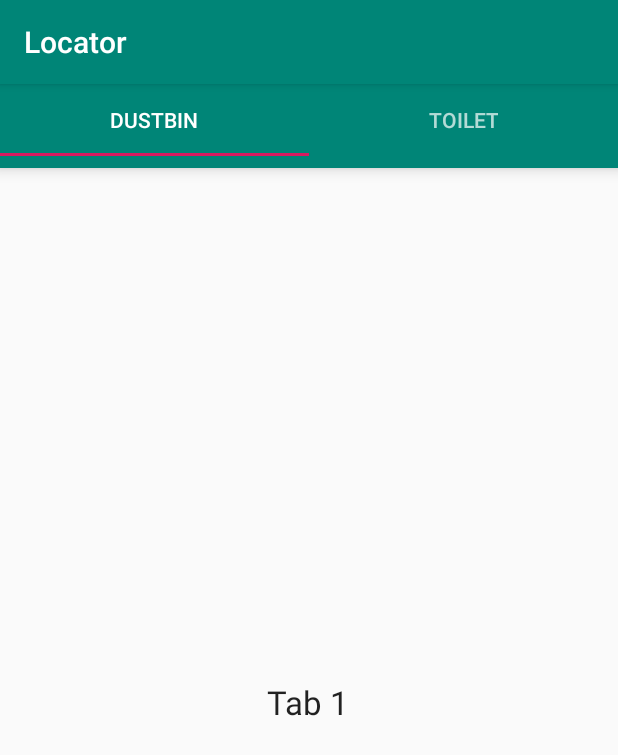
After one commit to tanvir-durlove/Locator, an Android app: the OfflineContent screen opened directly, with no data from a screen before it, on a phone screen of 412 x 824 dp. The commit adds this screen. Shown: the top 755 px of the screen. Run offline under Robolectric (Android 15) with nearby library versions, the phone set to English and light mode, and no system bars.

Commit message:
Offline Location Base Added

```diff
--- /dev/null
+++ b/app/src/main/java/rifat/finalproject/locator/OfflineContent.java
@@ -0,0 +1,45 @@
+package rifat.finalproject.locator;
+
+import android.os.Bundle;
+import android.support.design.widget.TabLayout;
+import android.support.v4.view.ViewPager;
+import android.support.v7.app.AppCompatActivity;
+import android.view.Menu;
+import android.view.MenuItem;
+
+
+public class OfflineContent extends AppCompatActivity {
+
+    @Override
+    protected void onCreate(Bundle savedInstanceState) {
+        super.onCreate(savedInstanceState);
+        setContentView(R.layout.activity_offline_content);
+
+        TabLayout tabLayout = (TabLayout) findViewById(R.id.tab_layout);
+        tabLayout.addTab(tabLayout.newTab().setText("Dustbin"));
+        tabLayout.addTab(tabLayout.newTab().setText("Toilet"));
+        tabLayout.setTabGravity(TabLayout.GRAVITY_FILL);
+
+        final ViewPager viewPager = (ViewPager) findViewById(R.id.pager);
+        final PagerAdapter adapter = new PagerAdapter
+                (getSupportFragmentManager(), tabLayout.getTabCount());
+        viewPager.setAdapter(adapter);
+        viewPager.addOnPageChangeListener(new TabLayout.TabLayoutOnPageChangeListener(tabLayout));
+        tabLayout.setOnTabSelectedListener(new TabLayout.OnTabSelectedListener() {
+            @Override
+            public void onTabSelected(TabLayout.Tab tab) {
+                viewPager.setCurrentItem(tab.getPosition());
+            }
+
+            @Override
+            public void onTabUnselected(TabLayout.Tab tab) {
+
+            }
+
+            @Override
+            public void onTabReselected(TabLayout.Tab tab) {
+
+            }
+        });
+    }
+}
--- /dev/null
+++ b/app/src/main/java/rifat/finalproject/locator/PagerAdapter.java
@@ -0,0 +1,35 @@
+package rifat.finalproject.locator;
+
+import android.support.v4.app.Fragment;
+import android.support.v4.app.FragmentManager;
+import android.support.v4.app.FragmentStatePagerAdapter;
+
+public class PagerAdapter extends FragmentStatePagerAdapter {
+    int mNumOfTabs;
+
+    public PagerAdapter(FragmentManager fm, int NumOfTabs) {
+        super(fm);
+        this.mNumOfTabs = NumOfTabs;
+    }
+
+    @Override
+    public Fragment getItem(int position) {
+
+        switch (position) {
+            case 0:
+                TabFragment1 tab1 = new TabFragment1();
+                return tab1;
+            case 1:
+                TabFragment2 tab2 = new TabFragment2();
+                return tab2;
+
+            default:
+                return null;
+        }
+    }
+
+    @Override
+    public int getCount() {
+        return mNumOfTabs;
+    }
+}
--- /dev/null
+++ b/app/src/main/java/rifat/finalproject/locator/TabFragment1.java
@@ -0,0 +1,15 @@
+package rifat.finalproject.locator;
+
+import android.os.Bundle;
+import android.support.v4.app.Fragment;
+import android.view.LayoutInflater;
+import android.view.View;
+import android.view.ViewGroup;
+
+public class TabFragment1 extends Fragment {
+
+    @Override
+    public View onCreateView(LayoutInflater inflater, ViewGroup container, Bundle savedInstanceState) {
+        return inflater.inflate(R.layout.tab_fragment_1, container, false);
+    }
+}
--- /dev/null
+++ b/app/src/main/java/rifat/finalproject/locator/TabFragment2.java
@@ -0,0 +1,15 @@
+package rifat.finalproject.locator;
+
+import android.os.Bundle;
+import android.support.v4.app.Fragment;
+import android.view.LayoutInflater;
+import android.view.View;
+import android.view.ViewGroup;
+
+public class TabFragment2 extends Fragment {
+
+    @Override
+    public View onCreateView(LayoutInflater inflater, ViewGroup container, Bundle savedInstanceState) {
+        return inflater.inflate(R.layout.tab_fragment_2, container, false);
+    }
+}
--- a/app/src/main/res/layout/activity_main.xml
+++ b/app/src/main/res/layout/activity_main.xml
@@ -42,6 +42,7 @@
         android:orientation="horizontal">
 
         <RelativeLayout
+            android:id="@+id/offline_content"
             android:layout_width="0dp"
             android:layout_height="150dp"
             android:layout_margin="5dp"
--- /dev/null
+++ b/app/src/main/res/layout/activity_offline_content.xml
@@ -0,0 +1,24 @@
+<RelativeLayout xmlns:android="http://schemas.android.com/apk/res/android"
+    xmlns:app="http://schemas.android.com/apk/res-auto"
+    xmlns:tools="http://schemas.android.com/tools"
+    android:id="@+id/main_layout"
+    android:layout_width="match_parent"
+    android:layout_height="match_parent"
+    tools:context=".MainActivity">
+
+    <android.support.design.widget.TabLayout
+        android:id="@+id/tab_layout"
+        android:layout_width="match_parent"
+        android:layout_height="wrap_content"
+        android:background="?attr/colorPrimary"
+        android:elevation="6dp"
+        android:minHeight="?attr/actionBarSize"
+        android:theme="@style/ThemeOverlay.AppCompat.Dark.ActionBar" />
+
+    <android.support.v4.view.ViewPager
+        android:id="@+id/pager"
+        android:layout_width="match_parent"
+        android:layout_height="fill_parent"
+        android:layout_below="@id/tab_layout" />
+
+</RelativeLayout>
--- /dev/null
+++ b/app/src/main/res/layout/tab_fragment_1.xml
@@ -0,0 +1,15 @@
+<?xml version="1.0" encoding="utf-8"?>
+<RelativeLayout xmlns:android="http://schemas.android.com/apk/res/android"
+    android:layout_width="match_parent"
+    android:layout_height="match_parent"
+    android:orientation="vertical">
+
+    <TextView
+        android:id="@+id/textView"
+        android:layout_width="wrap_content"
+        android:layout_height="wrap_content"
+        android:layout_centerInParent="true"
+        android:text="Tab 1"
+        android:textAppearance="?android:attr/textAppearanceLarge"/>
+
+</RelativeLayout>
```
Also changed, not shown: app/src/main/AndroidManifest.xml (+7 -8 lines), app/src/main/java/rifat/finalproject/locator/MainActivity.java (+15 -0 lines), app/src/main/res/layout/tab_fragment_2.xml (added, +15 -0 lines).
